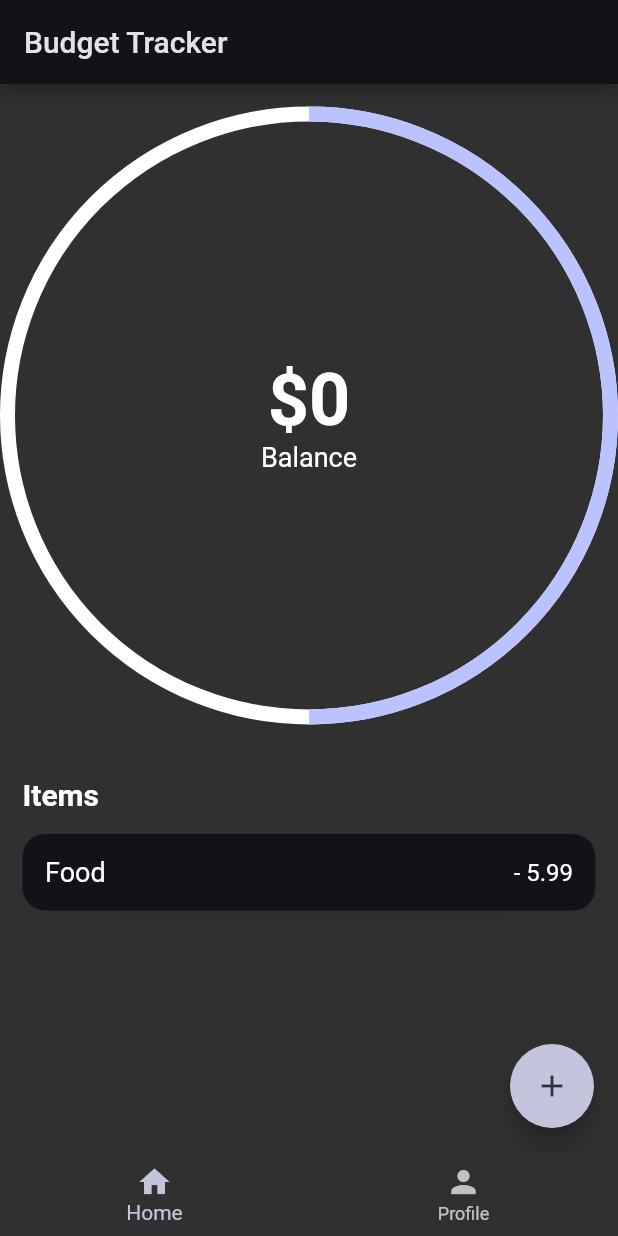
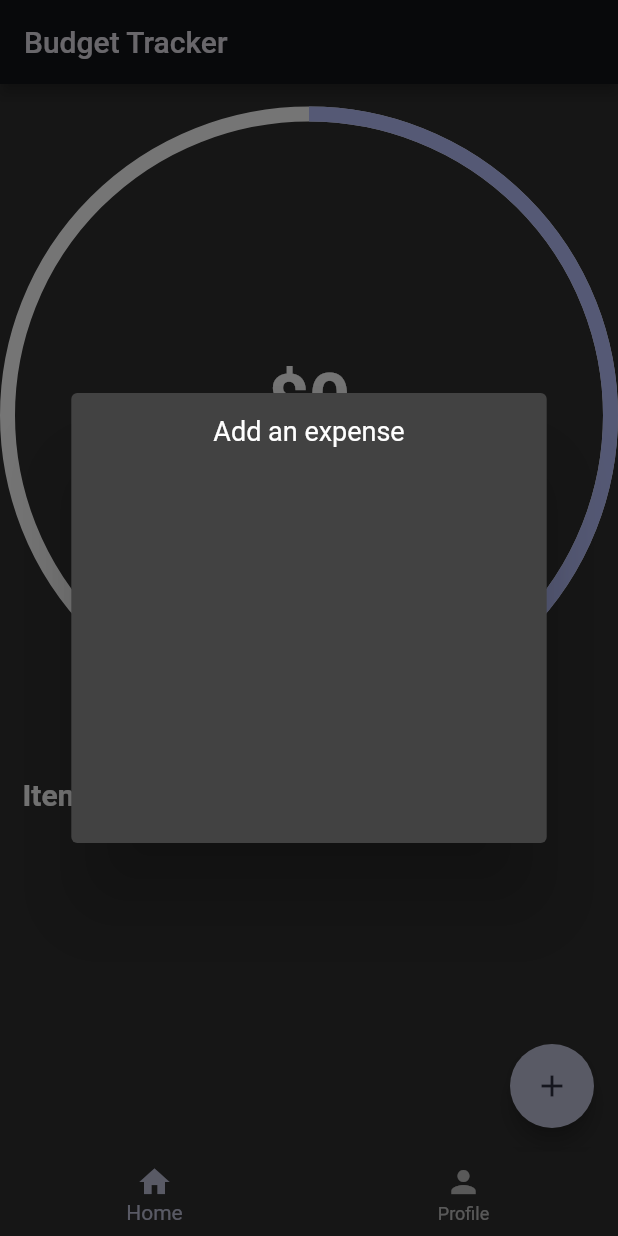
Before and after one commit to ssonhub/budget_tracker, a Flutter app: the screen it shows after launch, after a tap on the "add" icon, on a phone screen of 412 x 824 dp. Run offline on Flutter 3.47's test engine with Material 2 defaults, Android fonts, the phone set to English and light mode, and no system bars; drawn by our look-alikes of percent_indicator.

Commit message:
added dialog

```diff
--- /dev/null
+++ b/budget_tracker/lib/model/add_dialog.dart
@@ -0,0 +1,39 @@
+import 'package:budget_tracker/model/transaction_item.dart';
+import 'package:flutter/material.dart';
+
+/* This widget will have an Function(TransactionItem) itemToAdd that will
+serve as a callback for when we press the Add Button */
+
+class AddTransactionDialog extends StatefulWidget {
+  final Function(TransactionItem) itemToAdd;
+  const AddTransactionDialog({super.key, required this.itemToAdd});
+
+  @override
+  State<AddTransactionDialog> createState() => _AddTransactionDialogState();
+}
+
+class _AddTransactionDialogState extends State<AddTransactionDialog> {
+  @override
+  Widget build(BuildContext context) {
+    return Dialog(
+      child: SizedBox(
+        width: MediaQuery.of(context).size.width / 1.3,
+        height: 300,
+        child: Padding(
+          padding: const EdgeInsets.all(15.0),
+          child: Column(
+            children: const [
+              Text(
+                "Add an expense",
+                style: TextStyle(fontSize: 18),
+              ),
+              SizedBox(
+                height: 15,
+              ),
+            ],
+          ),
+        ),
+      ),
+    );
+  }
+}
--- a/budget_tracker/lib/pages/home_page.dart
+++ b/budget_tracker/lib/pages/home_page.dart
@@ -1,3 +1,4 @@
+import 'package:budget_tracker/model/add_dialog.dart';
 import 'package:budget_tracker/model/transaction_item.dart';
 import 'package:flutter/material.dart';
 import 'package:percent_indicator/circular_percent_indicator.dart';
@@ -25,10 +26,14 @@ class _HomePageState extends State<HomePage> {
     return Scaffold(
       floatingActionButton: FloatingActionButton(
         onPressed: () {
-          setState(
-            () {
-              items.add(
-                TransactionItem(amount: 5.99, itemTitle: "Food"),
+          /* showDialog function takes in context and a builder as parameters.
+          The builder just builds(returns) the AddTransactionDialog that we created
+          AddTransactionDialog takes in an Function */
+          showDialog(
+            context: context,
+            builder: (context) {
+              return AddTransactionDialog(
+                itemToAdd: (transactionitem) {},
               );
             },
           );
```
